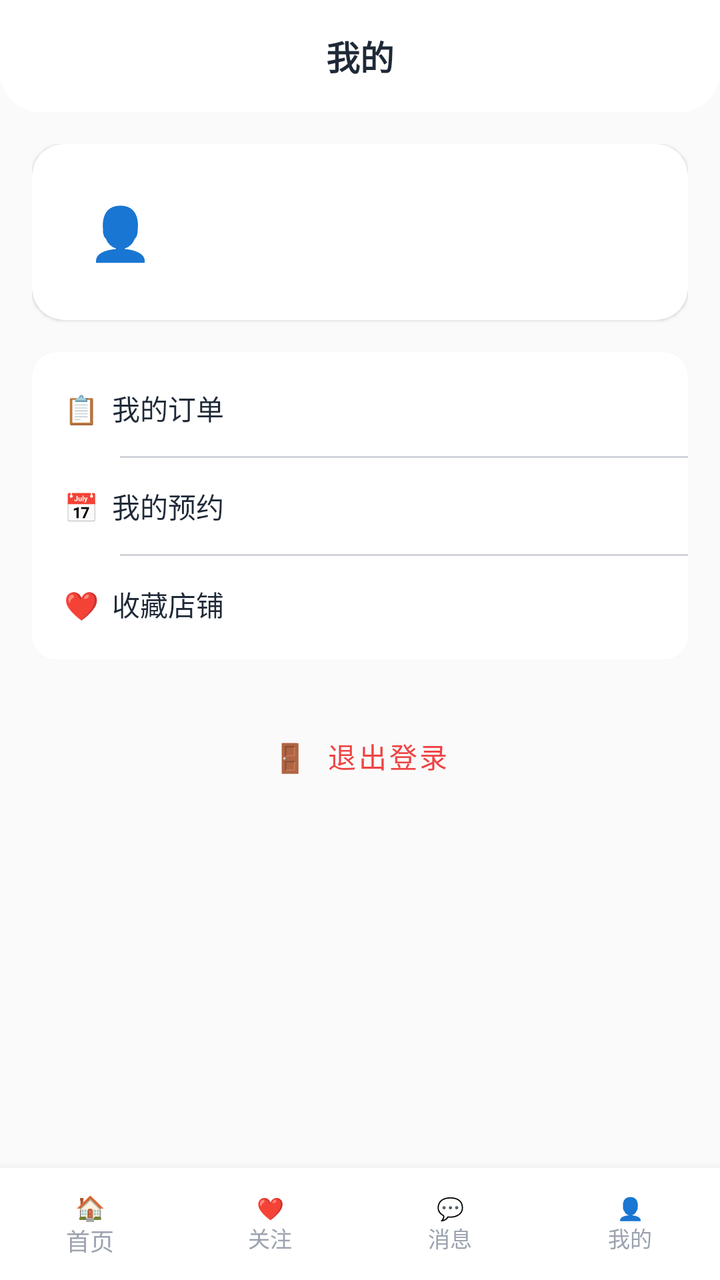
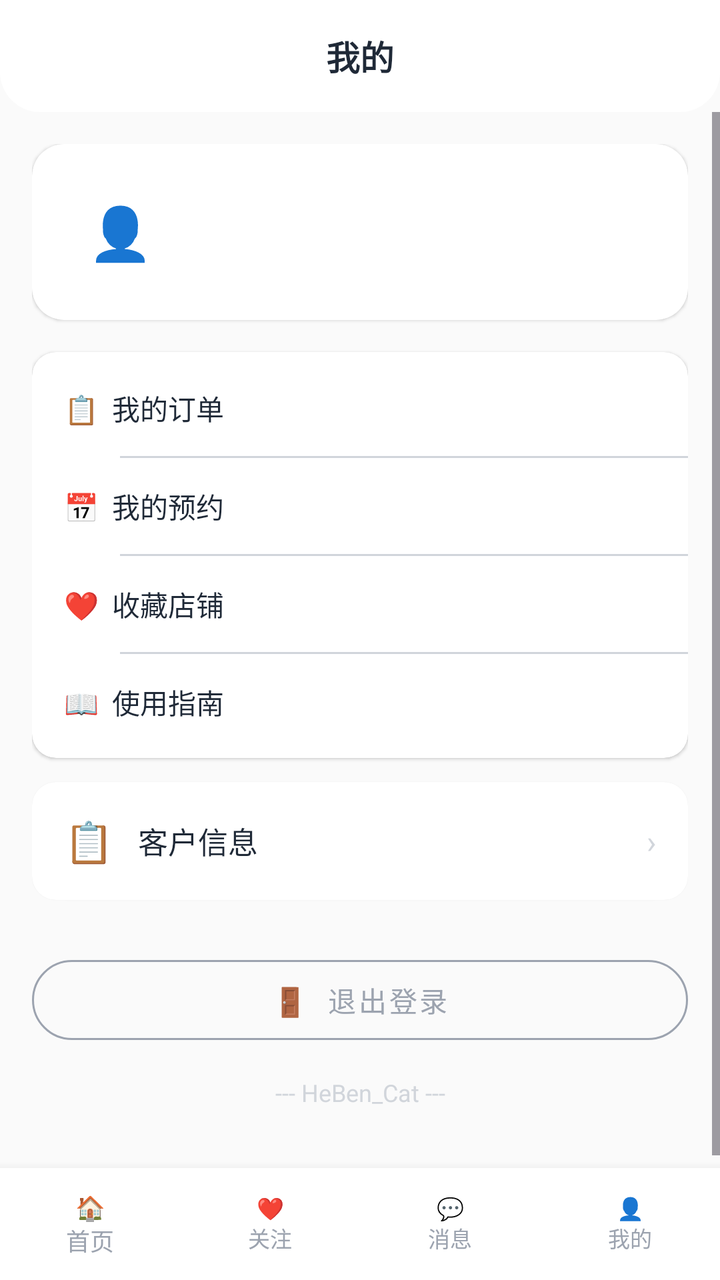

Screens rendered from an Android XML layout before and after an edit, with the pre-edit source and the edit as a unified diff.
<!-- AndroidManifest.xml: application theme Theme.ClothingSI -->
<!-- res/layout/activity_buyer_profile.xml -->
<?xml version="1.0" encoding="utf-8"?>
<LinearLayout xmlns:android="http://schemas.android.com/apk/res/android"
    xmlns:app="http://schemas.android.com/apk/res-auto"
    android:layout_width="match_parent" android:layout_height="match_parent"
    android:orientation="vertical" android:background="@color/md_surface_container_low">
    <RelativeLayout android:layout_width="match_parent" android:layout_height="56dp"
        android:background="@drawable/header_bar_bg">
        <TextView android:layout_width="wrap_content" android:layout_height="wrap_content"
            android:text="我的" android:textSize="17sp" android:textStyle="bold"
            android:textColor="@color/md_on_surface" android:layout_centerInParent="true" />
    </RelativeLayout>
    <ScrollView android:layout_width="match_parent" android:layout_height="0dp" android:layout_weight="1">
        <LinearLayout android:layout_width="match_parent" android:layout_height="wrap_content"
            android:orientation="vertical" android:padding="16dp">

            
            <androidx.cardview.widget.CardView
                android:layout_width="match_parent" android:layout_height="wrap_content"
                app:cardCornerRadius="16dp" app:cardElevation="1dp"
                android:layout_marginBottom="16dp">
                <LinearLayout android:layout_width="match_parent" android:layout_height="wrap_content"
                    android:orientation="horizontal" android:gravity="center_vertical"
                    android:padding="16dp">
                    <TextView android:id="@+id/tv_avatar" android:layout_width="56dp" android:layout_height="56dp"
                        android:text="👤" android:gravity="center" android:textSize="26sp"
                        android:background="@drawable/circle_bg" />
                    <LinearLayout android:layout_width="0dp" android:layout_height="wrap_content"
                        android:layout_weight="1" android:orientation="vertical" android:layout_marginStart="14dp">
                        <TextView android:id="@+id/tv_buyer_name" android:layout_width="wrap_content"
                            android:layout_height="wrap_content" android:textSize="18sp"
                            android:textStyle="bold" android:textColor="@color/md_on_surface" />
                        <TextView android:id="@+id/tv_buyer_info" android:layout_width="wrap_content"
                            android:layout_height="wrap_content" android:textSize="12sp"
                            android:textColor="@color/md_on_surface_variant" android:layout_marginTop="2dp" />
                    </LinearLayout>
                </LinearLayout>
            </androidx.cardview.widget.CardView>

            
            <androidx.cardview.widget.CardView
                android:layout_width="match_parent" android:layout_height="wrap_content"
                app:cardCornerRadius="12dp" app:cardElevation="1dp">
                <LinearLayout android:layout_width="match_parent" android:layout_height="wrap_content"
                    android:orientation="vertical" android:paddingVertical="4dp">
                    <TextView android:id="@+id/btn_orders" android:layout_width="match_parent"
                        android:layout_height="48dp" android:text="📋  我的订单" android:textSize="14sp"
                        android:textColor="@color/md_on_surface" android:gravity="center_vertical"
                        android:paddingHorizontal="16dp" android:clickable="true" android:focusable="true" />
                    <View android:layout_width="match_parent" android:layout_height="1dp"
                        android:background="@color/md_outline_variant" android:layout_marginStart="44dp" />
                    <TextView android:id="@+id/btn_appointments" android:layout_width="match_parent"
                        android:layout_height="48dp" android:text="📅  我的预约" android:textSize="14sp"
                        android:textColor="@color/md_on_surface" android:gravity="center_vertical"
                        android:paddingHorizontal="16dp" android:clickable="true" android:focusable="true" />
                    <View android:layout_width="match_parent" android:layout_height="1dp"
                        android:background="@color/md_outline_variant" android:layout_marginStart="44dp" />
                    <TextView android:id="@+id/btn_favorites" android:layout_width="match_parent"
                        android:layout_height="48dp" android:text="❤️  收藏店铺" android:textSize="14sp"
                        android:textColor="@color/md_on_surface" android:gravity="center_vertical"
                        android:paddingHorizontal="16dp" android:clickable="true" android:focusable="true" />
                </LinearLayout>
            </androidx.cardview.widget.CardView>

            <com.google.android.material.button.MaterialButton
                android:id="@+id/btn_logout"
                android:layout_width="match_parent"
                android:layout_height="48dp"
                android:layout_marginTop="24dp"
                android:text="🚪  退出登录"
                android:textColor="@color/md_error"
                android:textSize="14sp"
                style="@style/Widget.MaterialComponents.Button.TextButton" />
        </LinearLayout>
    </ScrollView>
    <include layout="@layout/include_buyer_bottom" />
</LinearLayout>
<!-- res/layout/include_buyer_bottom.xml (included above) -->
<?xml version="1.0" encoding="utf-8"?>
<LinearLayout xmlns:android="http://schemas.android.com/apk/res/android"
    android:layout_width="match_parent" android:layout_height="56dp"
    android:orientation="horizontal" android:gravity="center"
    android:background="@color/md_surface"
    android:elevation="8dp"
    android:weightSum="4">
    <TextView android:id="@+id/bottom_home" android:layout_width="0dp" android:layout_height="match_parent"
        android:layout_weight="1" android:gravity="center" android:text="🏠\n首页"
        android:textSize="12sp" android:lines="2" android:lineSpacingExtra="0dp"
        android:textColor="@color/md_on_surface_variant"
        android:clickable="true" android:focusable="true" />
    <TextView android:id="@+id/bottom_follow" android:layout_width="0dp" android:layout_height="match_parent"
        android:layout_weight="1" android:gravity="center" android:text="❤️\n关注"
        android:textSize="11sp" android:lines="2" android:lineSpacingExtra="0dp"
        android:textColor="@color/md_on_surface_variant"
        android:clickable="true" android:focusable="true" />
    <TextView android:id="@+id/bottom_messages" android:layout_width="0dp" android:layout_height="match_parent"
        android:layout_weight="1" android:gravity="center" android:text="💬\n消息"
        android:textSize="11sp" android:lines="2" android:lineSpacingExtra="0dp"
        android:textColor="@color/md_on_surface_variant"
        android:clickable="true" android:focusable="true" />
    <TextView android:id="@+id/bottom_profile" android:layout_width="0dp" android:layout_height="match_parent"
        android:layout_weight="1" android:gravity="center" android:text="👤\n我的"
        android:textSize="11sp" android:lines="2" android:lineSpacingExtra="0dp"
        android:textColor="@color/md_on_surface_variant"
        android:clickable="true" android:focusable="true" />
</LinearLayout>
<!-- resources referenced by this layout -->
<resources>
  <color name="md_error">#EF4444</color>
  <color name="md_on_surface">#1F2937</color>
  <color name="md_on_surface_variant">#9CA3AF</color>
  <color name="md_outline_variant">#D1D5DB</color>
  <color name="md_surface">#FFFFFF</color>
  <color name="md_surface_container_low">#FAFAFA</color>
  <!-- drawable circle_bg (drawable) -->
  <?xml version="1.0" encoding="utf-8"?>
  <shape xmlns:android="http://schemas.android.com/apk/res/android" android:shape="oval">
      <solid android:color="#26FFFFFF" />
  </shape>
  <!-- drawable header_bar_bg (drawable) -->
  <?xml version="1.0" encoding="utf-8"?>
  <shape xmlns:android="http://schemas.android.com/apk/res/android" android:shape="rectangle">
      <solid android:color="@color/md_surface" />
      <corners android:topLeftRadius="0dp" android:topRightRadius="0dp" android:bottomLeftRadius="20dp" android:bottomRightRadius="20dp" />
  </shape>
  <style name="Theme.ClothingSI" parent="Theme.Material3.Light.NoActionBar">
          
          <item name="colorPrimary">@color/md_primary</item>
          <item name="colorOnPrimary">@color/md_on_primary</item>
          <item name="colorPrimaryContainer">@color/md_primary_container</item>
          <item name="colorOnPrimaryContainer">@color/md_on_primary_container</item>
  
          
          <item name="colorSecondary">@color/md_secondary</item>
          <item name="colorOnSecondary">@color/md_on_secondary</item>
          <item name="colorSecondaryContainer">@color/md_secondary_container</item>
          <item name="colorOnSecondaryContainer">@color/md_on_secondary_container</item>
  
          
          <item name="android:colorBackground">@color/md_surface_container_low</item>
          <item name="colorSurface">@color/md_surface</item>
          <item name="colorOnSurface">@color/md_on_surface</item>
          <item name="colorOnSurfaceVariant">@color/md_on_surface_variant</item>
  
          
          <item name="colorOutline">@color/md_outline</item>
          <item name="colorOutlineVariant">@color/md_outline_variant</item>
  
          
          <item name="colorError">@color/md_error</item>
          <item name="colorOnError">@color/md_on_error</item>
  
          
          <item name="android:statusBarColor">@android:color/transparent</item>
          <item name="android:navigationBarColor">@color/md_surface</item>
          <item name="android:windowLightStatusBar">true</item>
  
          
          <item name="android:fontFamily">sans-serif</item>
          <item name="android:textViewStyle">@style/TextView.Base</item>
      </style>
  <color name="md_primary">#F97316</color>
  <color name="md_on_primary">#FFFFFF</color>
  <color name="md_primary_container">#FFF7ED</color>
  <color name="md_on_primary_container">#5C3D00</color>
  <color name="md_secondary">#2563EB</color>
  <color name="md_on_secondary">#FFFFFF</color>
  <color name="md_secondary_container">#DBEAFE</color>
  <color name="md_on_secondary_container">#001A3E</color>
  <color name="md_outline">#9CA3AF</color>
  <color name="md_on_error">#FFFFFF</color>
  <style name="TextView.Base" parent="android:Widget.TextView">
          <item name="android:fontFamily">sans-serif</item>
      </style>
</resources>

<!-- the commit's change to res/layout/activity_buyer_profile.xml (unified diff, before → after) -->
@@ -58,18 +58,52 @@
                         android:layout_height="48dp" android:text="❤️  收藏店铺" android:textSize="14sp"
                         android:textColor="@color/md_on_surface" android:gravity="center_vertical"
                         android:paddingHorizontal="16dp" android:clickable="true" android:focusable="true" />
+                    <View android:layout_width="match_parent" android:layout_height="1dp"
+                        android:background="@color/md_outline_variant" android:layout_marginStart="44dp" />
+                    <TextView android:id="@+id/btn_guide" android:layout_width="match_parent"
+                        android:layout_height="48dp" android:text="📖  使用指南" android:textSize="14sp"
+                        android:textColor="@color/md_on_surface" android:gravity="center_vertical"
+                        android:paddingHorizontal="16dp" android:clickable="true" android:focusable="true" />
+                </LinearLayout>
+            </androidx.cardview.widget.CardView>
+
+            
+            <androidx.cardview.widget.CardView
+                android:layout_width="match_parent" android:layout_height="wrap_content"
+                app:cardCornerRadius="12dp" app:cardElevation="1dp"
+                android:layout_marginTop="12dp">
+                <LinearLayout android:id="@+id/btn_info_edit"
+                    android:layout_width="match_parent" android:layout_height="wrap_content"
+                    android:orientation="horizontal" android:gravity="center_vertical"
+                    android:paddingVertical="16dp" android:paddingHorizontal="16dp"
+                    android:clickable="true" android:focusable="true">
+                    <TextView android:layout_width="wrap_content" android:layout_height="wrap_content"
+                        android:text="📋" android:textSize="20sp" android:layout_marginEnd="12dp" />
+                    <TextView android:layout_width="0dp" android:layout_height="wrap_content"
+                        android:layout_weight="1" android:text="客户信息" android:textSize="15sp"
+                        android:textColor="@color/md_on_surface" />
+                    <TextView android:layout_width="wrap_content" android:layout_height="wrap_content"
+                        android:text="›" android:textSize="16sp" android:textColor="@color/md_outline_variant" />
                 </LinearLayout>
             </androidx.cardview.widget.CardView>
 
             <com.google.android.material.button.MaterialButton
                 android:id="@+id/btn_logout"
                 android:layout_width="match_parent"
-                android:layout_height="48dp"
+                android:layout_height="52dp"
                 android:layout_marginTop="24dp"
+                android:layout_marginBottom="12dp"
                 android:text="🚪  退出登录"
-                android:textColor="@color/md_error"
-                android:textSize="14sp"
-                style="@style/Widget.MaterialComponents.Button.TextButton" />
+                style="@style/Widget.MaterialComponents.Button.OutlinedButton"
+                app:cornerRadius="26dp"
+                app:strokeColor="@color/md_outline"
+                android:textColor="@color/md_on_surface_variant"
+                android:textSize="14sp" />
+
+            <TextView android:layout_width="match_parent" android:layout_height="wrap_content"
+                android:text="--- HeBen_Cat ---" android:textSize="12sp"
+                android:textColor="@color/md_outline_variant" android:gravity="center"
+                android:layout_marginBottom="20dp" />
         </LinearLayout>
     </ScrollView>
     <include layout="@layout/include_buyer_bottom" />
